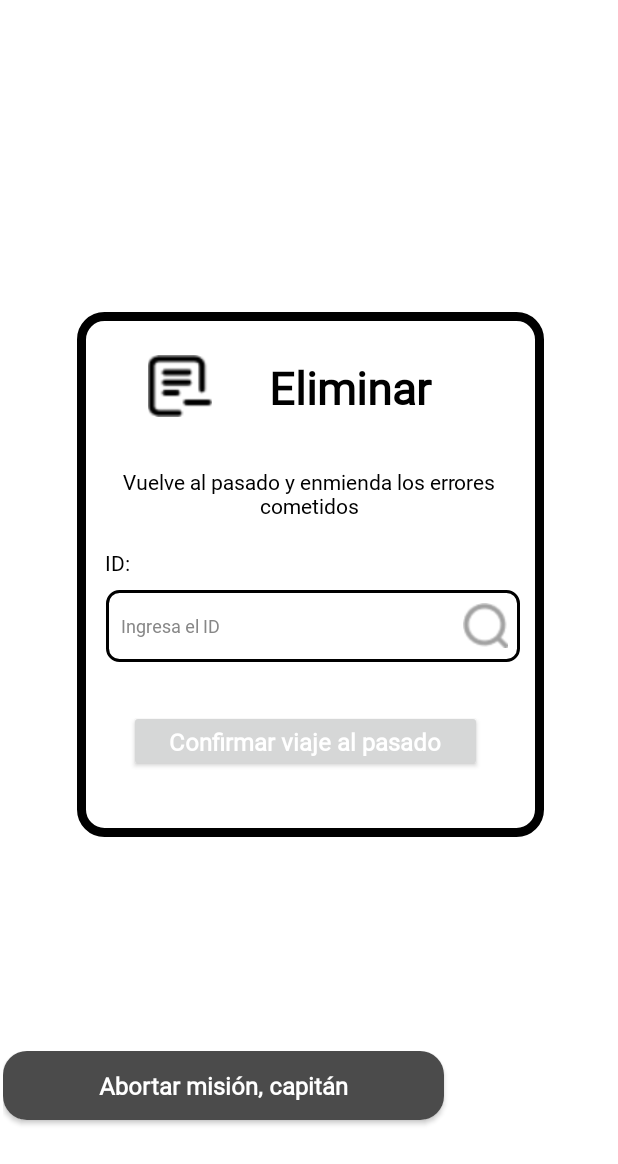
After one commit to yaellxo/ProyectoMoviles, an Android app built with Jetpack Compose: the layout eliminar_evento_activity.xml on its own in the app's theme, with its tools: preview values and no code run, on a phone screen of 412 x 824 dp. The commit adds this screen. Shown: the top 1164 px of the screen. Run offline under Robolectric (Android 15) with nearby library versions, the phone set to English and light mode, and no system bars.

Commit message:
Agregar secciones de eliminar

```diff
--- /dev/null
+++ b/app/src/main/res/layout/eliminar_evento_activity.xml
@@ -0,0 +1,149 @@
+<androidx.constraintlayout.widget.ConstraintLayout xmlns:android="http://schemas.android.com/apk/res/android"
+    xmlns:app="http://schemas.android.com/apk/res-auto"
+    xmlns:tools="http://schemas.android.com/tools"
+    android:layout_width="match_parent"
+    android:layout_height="match_parent"
+    android:background="@android:color/white"
+    tools:context=".MainActivity">
+
+    <androidx.constraintlayout.widget.ConstraintLayout
+        android:id="@+id/constraintLayout3"
+        android:layout_width="311dp"
+        android:layout_height="350dp"
+        android:layout_marginTop="208dp"
+        android:background="@drawable/border_shape"
+        android:padding="16dp"
+        app:layout_constraintEnd_toEndOf="parent"
+        app:layout_constraintHorizontal_bias="0.51"
+        app:layout_constraintStart_toStartOf="parent"
+        app:layout_constraintTop_toTopOf="parent">
+
+        <ImageView
+            android:id="@+id/ivLogo2"
+            android:layout_width="53dp"
+            android:layout_height="41dp"
+            android:layout_marginEnd="200dp"
+            android:contentDescription="@string/logo_description"
+            android:src="@drawable/icon_eliminar"
+            app:layout_constraintBottom_toBottomOf="parent"
+            app:layout_constraintEnd_toEndOf="parent"
+            app:layout_constraintTop_toTopOf="parent"
+            app:layout_constraintVertical_bias="0.046" />
+
+        <Button
+            android:id="@+id/btnEliminar"
+            android:layout_width="235dp"
+            android:layout_height="41dp"
+            android:layout_marginTop="192dp"
+            android:background="@android:color/red"
+            android:fontFamily="@font/sawarabi"
+            android:text="@string/boton_eliminar_evento"
+            android:textAllCaps="false"
+            android:textColor="@android:color/white"
+            android:textSize="16sp"
+            android:textStyle="bold"
+            app:layout_constraintEnd_toEndOf="parent"
+            app:layout_constraintHorizontal_bias="0.431"
+            app:layout_constraintStart_toStartOf="parent"
+            app:layout_constraintTop_toBottomOf="@+id/tvTitle" />
+
+        <TextView
+            android:id="@+id/tvRegistro2"
+            android:layout_width="278dp"
+            android:layout_height="42dp"
+            android:layout_marginTop="84dp"
+            android:fontFamily="@font/sawarabi"
+            android:gravity="center"
+            android:text="@string/eliminiar_text_evento"
+            android:textColor="@color/black"
+            android:textSize="14sp"
+            app:layout_constraintEnd_toEndOf="parent"
+            app:layout_constraintHorizontal_bias="0.0"
+            app:layout_constraintStart_toStartOf="parent"
+            app:layout_constraintTop_toTopOf="parent" />
+
+        <TextView
+            android:id="@+id/tvTitle"
+            android:layout_width="150dp"
+            android:layout_height="45dp"
+            android:layout_marginTop="12dp"
+            android:fontFamily="@font/sawarabi"
+            android:gravity="center"
+            android:text="@string/titulo_eliminar"
+            android:textColor="@android:color/black"
+            android:textSize="30sp"
+            android:textStyle="bold"
+            app:layout_constraintEnd_toEndOf="parent"
+            app:layout_constraintHorizontal_bias="0.705"
+            app:layout_constraintStart_toStartOf="parent"
+            app:layout_constraintTop_toTopOf="parent" />
+
+        <TextView
+            android:layout_width="wrap_content"
+            android:layout_height="wrap_content"
+            android:layout_marginTop="84dp"
+            android:fontFamily="@font/sawarabi"
+            android:text="ID:"
+            android:textColor="@android:color/black"
+            app:layout_constraintEnd_toEndOf="parent"
+            app:layout_constraintHorizontal_bias="0.011"
+            app:layout_constraintStart_toStartOf="parent"
+            app:layout_constraintTop_toBottomOf="@id/tvTitle" />
+
+        <EditText
+            android:id="@+id/etIdAEliminar"
+            android:layout_width="276dp"
+            android:layout_height="48dp"
+            android:layout_marginTop="112dp"
+            android:background="@drawable/border_layout"
+            android:fontFamily="@font/sawarabi"
+            android:hint="Ingresa el ID"
+            android:padding="10dp"
+            android:textColor="@color/black"
+            android:textColorHint="@color/grey"
+            android:textSize="12sp"
+            app:layout_constraintEnd_toEndOf="parent"
+            app:layout_constraintHorizontal_bias="1.0"
+            app:layout_constraintStart_toStartOf="parent"
+            app:layout_constraintTop_toBottomOf="@id/tvTitle" />
+
+        <ImageView
+            android:id="@+id/ivLupa"
+            android:layout_width="30dp"
+            android:layout_height="30dp"
+            android:layout_marginEnd="8dp"
+            android:layout_marginBottom="6dp"
+            android:contentDescription="@string/logo_description"
+            android:src="@drawable/icon_lupa"
+            app:layout_constraintBottom_toBottomOf="parent"
+            app:layout_constraintEnd_toEndOf="parent"
+            app:layout_constraintTop_toTopOf="parent"
+            app:layout_constraintVertical_bias="0.632" />
+    </androidx.constraintlayout.widget.ConstraintLayout>
+
+    <androidx.constraintlayout.widget.ConstraintLayout
+        android:layout_width="410dp"
+        android:layout_height="123dp"
+        app:layout_constraintBottom_toBottomOf="parent"
+        app:layout_constraintEnd_toEndOf="parent"
+        app:layout_constraintHorizontal_bias="1.0"
+        app:layout_constraintStart_toStartOf="parent"
+        app:layout_constraintTop_toBottomOf="@+id/constraintLayout3"
+        app:layout_constraintVertical_bias="1.0">
+
+        <Button
+            android:id="@+id/btnRegresar2"
+            android:layout_width="294dp"
+            android:layout_height="46dp"
+            android:background="@drawable/button_secundary_background_selector"
+            android:fontFamily="@font/sawarabi"
+            android:text="@string/abortar_misi_n_capit_n"
+            android:textAllCaps="false"
+            android:textColor="@android:color/white"
+            android:textSize="16sp"
+            android:textStyle="bold"
+            tools:layout_editor_absoluteX="58dp"
+            tools:layout_editor_absoluteY="38dp" />
+    </androidx.constraintlayout.widget.ConstraintLayout>
+
+</androidx.constraintlayout.widget.ConstraintLayout>
--- a/app/src/main/res/values/strings.xml
+++ b/app/src/main/res/values/strings.xml
@@ -18,4 +18,16 @@
     <string name="no_te_preocupes_si_est_s_perdido_un_h_roe_siempre_tiene_un_camino_hacia_la_soluci_n">¡No te preocupes! Si estás perdido, un héroe siempre tiene un camino hacia la solución.</string>
     <string name="abortar_misi_n_capit_n">Abortar misión, capitán</string>
     <string name="al_unirte_a_esta_batalla_aceptas_las_reglas_del_juego_el_destino_est_en_tus_manos">Al unirte a esta batalla, aceptas las reglas del juego. ¡El destino está en tus manos!</string>
+
+    //Eliminar ------------------------------------------
+    <string name="titulo_eliminar">Eliminar</string>
+
+    <string name="eliminiar_text_manga">Eliminia los restos que no te sirvan para la aventura</string>
+    <string name="eliminiar_text_evento">Vuelve al pasado y enmienda los errores cometidos</string>
+    <string name="eliminiar_text_usuario">Preparate para eliminar a un soldado</string>
+
+    <string name="boton_eliminar_usuario">Confirmar aniquilación</string>
+    <string name="boton_eliminar_evento">Confirmar viaje al pasado</string>
+    <string name="boton_eliminar_manga">Confirmar eliminación de restos</string>
+    //----------------------------------------------------
 </resources>
```
Also changed, not shown: app/src/main/res/layout/eliminar_manga_activity.xml (added, +149 -0 lines), app/src/main/res/layout/eliminar_usuario_activity.xml (added, +149 -0 lines), app/src/main/res/drawable/icon_eliminar.png (added), app/src/main/res/drawable/icon_eliminar_usuario.png (added), app/src/main/res/drawable/icon_lupa.png (added).
